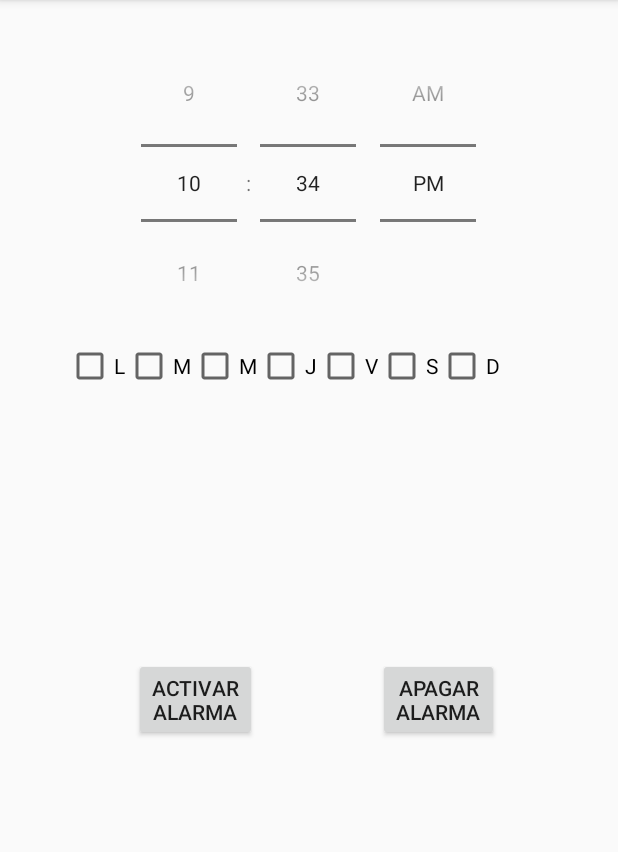
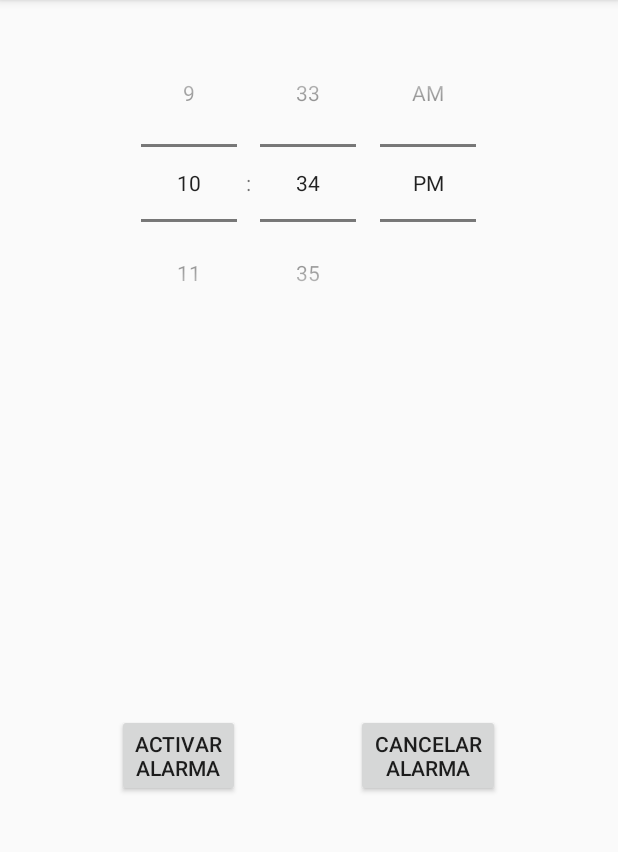
Before and after one commit to cesquern05/UpLock, an Android app: the screen it shows after launch (MainActivity), on a phone screen of 412 x 824 dp, the part 84-936 px from its top. Run offline under Robolectric (Android 15) with nearby library versions, the light colour scheme and no system bars.

Commit message:
Alarma Funciona App Completa

```diff
--- a/app/src/main/java/com/uplock/uplock/MainActivity.java
+++ b/app/src/main/java/com/uplock/uplock/MainActivity.java
@@ -27,7 +27,7 @@ public class MainActivity extends AppCompatActivity {
     //Inicializar alarm manager
     AlarmManager alarmManager;
     TimePicker alarmTimePicker;
-    TextView alarmMensaje;
+    public static TextView alarmMensaje;
     Context context;
     PendingIntent pendingIntent;
     RadioButton radioButtonLunes;
@@ -127,7 +127,7 @@ public class MainActivity extends AppCompatActivity {
         btnApagarAlarma.setOnClickListener(new View.OnClickListener() {
             @Override
             public void onClick(View v) {
-                actualizarMensaje("Alarma Apagada!");
+                actualizarMensaje("Alarma Cancelada!");
 
                 alarmManager.cancel(pendingIntent);
 
--- a/app/src/main/res/layout/content_main.xml
+++ b/app/src/main/res/layout/content_main.xml
@@ -19,19 +19,19 @@
         android:text="Activar\nAlarma"
         android:id="@+id/btnAplicarAlarma"
         android:layout_alignTop="@+id/btnApagarAlarma"
-        android:layout_toLeftOf="@+id/radioButtonJueves"
-        android:layout_toStartOf="@+id/radioButtonJueves" />
+        android:layout_alignLeft="@+id/timePicker"
+        android:layout_alignStart="@+id/timePicker" />
 
     <Button
         style="?android:attr/buttonStyleSmall"
         android:layout_width="wrap_content"
         android:layout_height="wrap_content"
-        android:text="Apagar\nAlarma"
+        android:text="Cancelar\nAlarma"
         android:id="@+id/btnApagarAlarma"
+        android:layout_marginTop="77dp"
         android:layout_below="@+id/alarmMensaje"
-        android:layout_toRightOf="@+id/radioButtonViernes"
-        android:layout_toEndOf="@+id/radioButtonViernes"
-        android:layout_marginTop="40dp" />
+        android:layout_alignRight="@+id/timePicker"
+        android:layout_alignEnd="@+id/timePicker" />
 
     <TextView
         android:layout_width="wrap_content"
@@ -50,67 +50,6 @@
         android:layout_centerHorizontal="true" />
 
 
-    <CheckBox
-        android:layout_width="wrap_content"
-        android:layout_height="wrap_content"
-        android:text="L"
-        android:id="@+id/radioButtonLunes"
-        android:layout_below="@+id/timePicker"
-        android:layout_toLeftOf="@+id/radioButtonMartes"
-        android:layout_toStartOf="@+id/radioButtonMartes" />
 
-    <CheckBox
-        android:layout_width="wrap_content"
-        android:layout_height="wrap_content"
-        android:text="M"
-        android:id="@+id/radioButtonMartes"
-        android:layout_below="@+id/timePicker"
-        android:layout_toLeftOf="@+id/radioButtonMiercoles"
-        android:layout_toStartOf="@+id/radioButtonMiercoles" />
-
-    <CheckBox
-        android:layout_width="wrap_content"
-        android:layout_height="wrap_content"
-        android:text="M"
-        android:id="@+id/radioButtonMiercoles"
-        android:layout_below="@+id/timePicker"
-        android:layout_toLeftOf="@+id/radioButtonJueves"
-        android:layout_toStartOf="@+id/radioButtonJueves" />
-
-    <CheckBox
-        android:layout_width="wrap_content"
-        android:layout_height="wrap_content"
-        android:text="J"
-        android:id="@+id/radioButtonJueves"
-        android:layout_below="@+id/timePicker"
-        android:layout_toLeftOf="@+id/radioButtonViernes"
-        android:layout_toStartOf="@+id/radioButtonViernes" />
-
-    <CheckBox
-        android:layout_width="wrap_content"
-        android:layout_height="wrap_content"
-        android:text="V"
-        android:id="@+id/radioButtonViernes"
-        android:layout_below="@+id/timePicker"
-        android:layout_toLeftOf="@+id/radioButtonSabado"
-        android:layout_toStartOf="@+id/radioButtonSabado" />
-
-    <CheckBox
-        android:layout_width="wrap_content"
-        android:layout_height="wrap_content"
-        android:text="S"
-        android:id="@+id/radioButtonSabado"
-        android:layout_below="@+id/timePicker"
-        android:layout_toLeftOf="@+id/radioButtonDomingo"
-        android:layout_toStartOf="@+id/radioButtonDomingo" />
-
-    <CheckBox
-        android:layout_width="wrap_content"
-        android:layout_height="wrap_content"
-        android:text="D"
-        android:id="@+id/radioButtonDomingo"
-        android:layout_below="@+id/timePicker"
-        android:layout_alignRight="@+id/timePicker"
-        android:layout_alignEnd="@+id/timePicker" />
 
 </RelativeLayout>
```
Also changed, not shown: app/src/main/java/com/uplock/uplock/Pop.java (+81 -0 lines), app/src/main/java/com/uplock/uplock/RingtonePlayingService.java (+8 -0 lines), app/src/main/res/layout/popuppuzzle.xml (+56 -0 lines).
